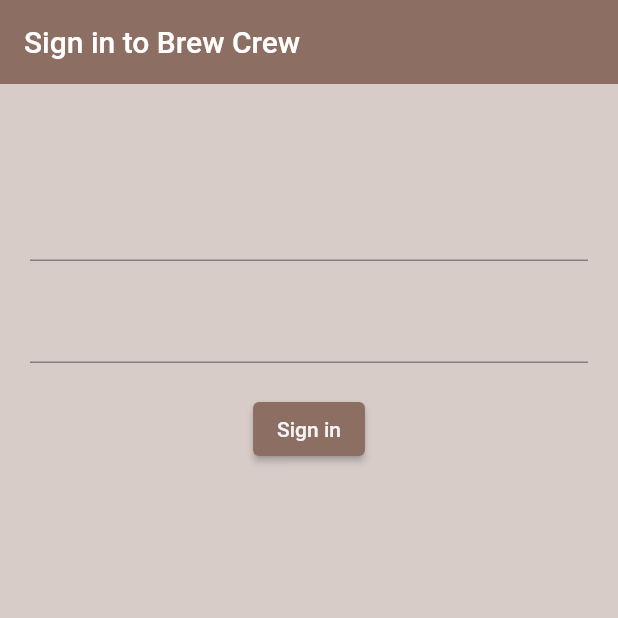
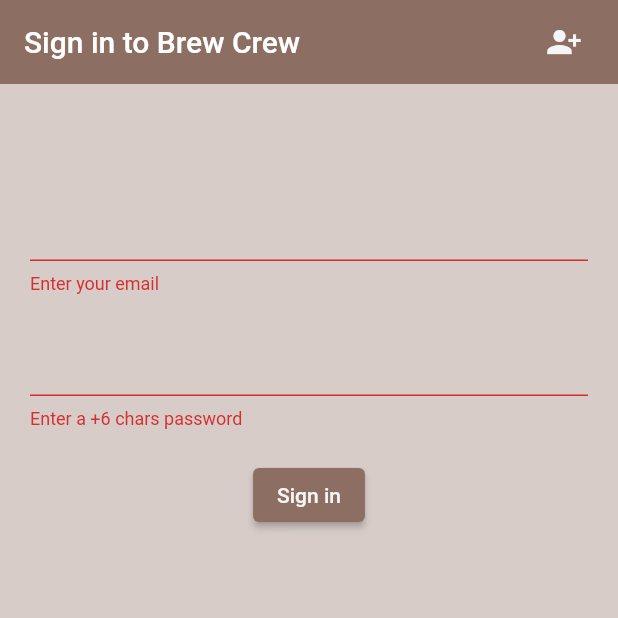
Before and after one commit to creytas/flutter-brew-crew, a Flutter app: the screen it shows after launch, after a tap on "Sign in", on a phone screen of 412 x 824 dp, the top half of it. Run offline on Flutter 3.47's test engine with Material 2 defaults, Android fonts, the phone set to English and light mode, and no system bars; our stand-ins replace firebase_auth, firebase_core; accounts and stored records are empty.

Commit message:
feat: add signin, signout & register auth methods

```diff
--- a/lib/screens/auth/auth.dart
+++ b/lib/screens/auth/auth.dart
@@ -1,3 +1,4 @@
+import 'package:brew_app/screens/auth/register.dart';
 import 'package:brew_app/screens/auth/sign_in.dart';
 import 'package:flutter/material.dart';
 
@@ -9,8 +10,21 @@
 }
 
 class _AuthenticateState extends State<Authenticate> {
+  bool isSignIn = true;
+  void toggleView() {
+    setState(() => isSignIn = !isSignIn);
+  }
+
   @override
   Widget build(BuildContext context) {
-    return const SignIn();
+    if (isSignIn) {
+      return SignIn(
+        toggleView: toggleView,
+      );
+    } else {
+      return Register(
+        toggleView: toggleView,
+      );
+    }
   }
 }
--- a/lib/screens/auth/sign_in.dart
+++ b/lib/screens/auth/sign_in.dart
@@ -3,7 +3,8 @@
 import 'package:flutter/material.dart';
 
 class SignIn extends StatefulWidget {
-  const SignIn({super.key});
+  final Function toggleView;
+  const SignIn({super.key, required this.toggleView});
 
   @override
   State<SignIn> createState() => _SignInState();
@@ -11,8 +12,10 @@
 
 class _SignInState extends State<SignIn> {
   final AuthService _auth = AuthService();
+  final _formKey = GlobalKey<FormState>();
   String email = '';
   String password = '';
+  String? error = '';
 
   @override
   Widget build(BuildContext context) {
@@ -21,11 +24,32 @@
       appBar: AppBar(
         backgroundColor: Colors.brown.shade400,
         elevation: 0.0,
+        actions: [
+          TextButton.icon(
+            onPressed: () {
+              widget.toggleView();
+              if (kDebugMode) {
+                print("register clicked");
+              }
+            },
+            icon: Icon(
+              Icons.person_add_alt_1,
+              color: Colors.grey.shade100,
+            ),
+            label: Text(
+              "",
+              style: TextStyle(
+                color: Colors.grey.shade100,
+              ),
+            ),
+          )
+        ],
         title: const Text("Sign in to Brew Crew"),
       ),
       body: Container(
         padding: const EdgeInsets.symmetric(horizontal: 20.0, vertical: 50.0),
         child: Form(
+          key: _formKey,
           child: Column(
             children: [
               const SizedBox(
@@ -38,6 +62,8 @@
                     print(value);
                   }
                 },
+                validator: (value) =>
+                    value!.isEmpty ? 'Enter your email' : null,
               ),
               const SizedBox(
                 height: 20.0,
@@ -50,14 +76,24 @@
                     print(value);
                   }
                 },
+                validator: (value) =>
+                    value!.length < 6 ? 'Enter a +6 chars password' : null,
               ),
               const SizedBox(
                 height: 20.0,
               ),
               ElevatedButton(
                 onPressed: () async {
-                  if (kDebugMode) {
-                    print("email: $email & password: $password");
+                  if (_formKey.currentState!.validate()) {
+                    if (kDebugMode) {
+                      print("email: $email & password: $password");
+                    }
+                    dynamic result = await _auth.signInWithMailAndPassword(
+                        email: email, password: password);
+                    if (result == null) {
+                      setState(() =>
+                          error = 'could not sign in with those credentials');
+                    }
                   }
                 },
                 style: ButtonStyle(
@@ -67,6 +103,13 @@
                   "Sign in",
                   style: TextStyle(color: Colors.grey.shade100),
                 ),
+              ),
+              const SizedBox(
+                height: 12.0,
+              ),
+              Text(
+                error!,
+                style: const TextStyle(color: Colors.red, fontSize: 14.0),
               )
             ],
           ),
--- a/lib/screens/home/home.dart
+++ b/lib/screens/home/home.dart
@@ -27,7 +27,7 @@
                 color: Colors.grey.shade100,
               ),
               label: Text(
-                "Logout",
+                "",
                 style: TextStyle(color: Colors.grey.shade100),
               ))
         ],
```
Also changed, not shown: lib/screens/auth/register.dart (+107 -2 lines), lib/services/auth.dart (+40 -8 lines).
